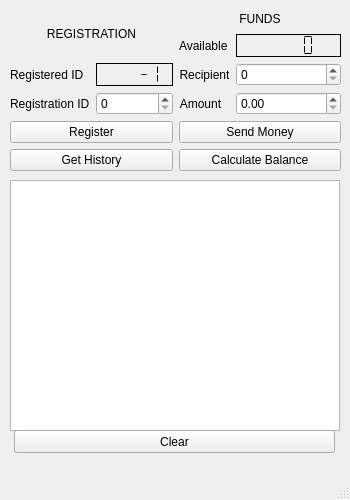
This is uis/chainNodeUI.ui in JakubBurczyk/sr_blockchain as Qt 5 draws it before an edit. The edited form follows.
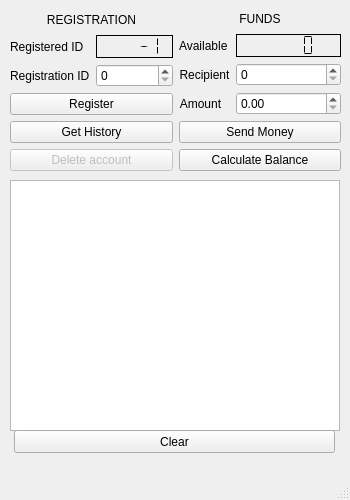
This is the edited form.

Commit message: Deleting user

```diff
--- a/uis/chainNodeUI.ui
+++ b/uis/chainNodeUI.ui
@@ -103,6 +103,16 @@
          </property>
         </widget>
        </item>
+       <item>
+        <widget class="QPushButton" name="pushButton_delete">
+         <property name="enabled">
+          <bool>false</bool>
+         </property>
+         <property name="text">
+          <string>Delete account</string>
+         </property>
+        </widget>
+       </item>
       </layout>
      </item>
      <item>
```
Left out of the diff: 2 changed lines with no effect on the pictures. The commit also changes 1 other file.
